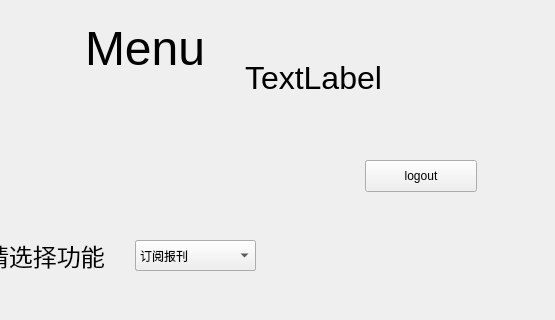
This is View/MenuWindow.ui in drkying/ruanshe3 as Qt 5 draws it before an edit; both pictures show x 245 to 800 and y 0 to 320 of the 800 by 600 pixel window. The edited form follows.
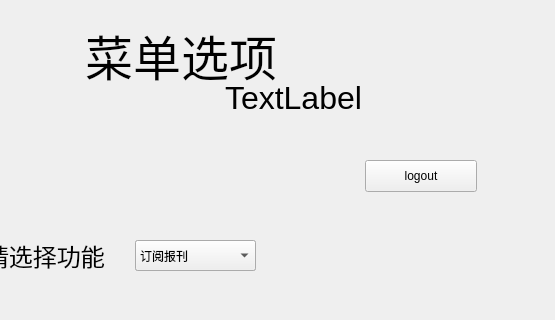
This is the edited form. Icons and pictures are not drawn.

What changed in the file:
```diff
--- a/View/MenuWindow.ui
+++ b/View/MenuWindow.ui
@@ -149,13 +149,13 @@
                     <rect>
                         <x>330</x>
                         <y>20</y>
-                        <width>118</width>
-                        <height>57</height>
+      <width>191</width>
+      <height>61</height>
                     </rect>
                 </property>
                 <property name="text">
                     <string>&lt;html&gt;&lt;head/&gt;&lt;body&gt;&lt;p align=&quot;center&quot;&gt;&lt;span style=&quot;
-                        font-size:36pt;&quot;&gt;Menu&lt;/span&gt;&lt;/p&gt;&lt;/body&gt;&lt;/html&gt;
+                        font-size:36pt;&quot;&gt;菜单选项&lt;/span&gt;&lt;/p&gt;&lt;/body&gt;&lt;/html&gt;
                     </string>
                 </property>
             </widget>
@@ -196,8 +196,8 @@
             <widget class="QLabel" name="label_welcome">
                 <property name="geometry">
                     <rect>
-                        <x>490</x>
-                        <y>60</y>
+      <x>470</x>
+      <y>80</y>
                         <width>151</width>
                         <height>71</height>
                     </rect>
```
Left out of the diff: 19 changed lines with no effect on the pictures. Lines whose indentation alone changed are shown as unchanged.
